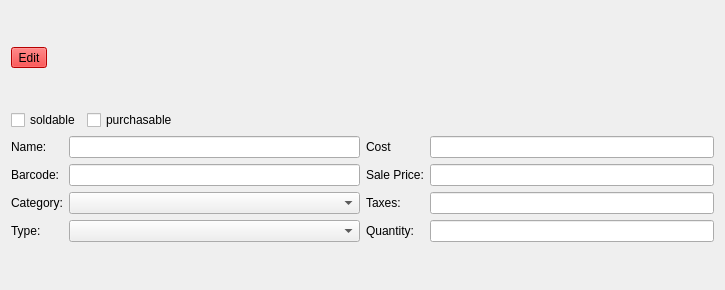
Qt form pos-fe/gui/dialogs/producteditdialog.ui (sadeqAlbana/Snono-ERP) before a commit.
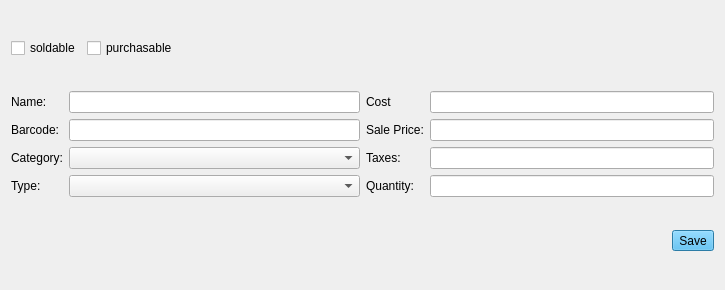
The same form after that commit.

Diff of the .ui file:
```diff
--- a/pos-fe/gui/dialogs/producteditdialog.ui
+++ b/pos-fe/gui/dialogs/producteditdialog.ui
@@ -11,23 +11,8 @@
    </rect>
   </property>
   <property name="windowTitle">
-   <string>Dialog</string>
+   <string>Edit Product</string>
   </property>
-  <layout class="QVBoxLayout" name="verticalLayout_2">
-   <item>
-    <widget class="QToolButton" name="toolButton">
-     <property name="styleSheet">
-      <string notr="true">background-color:red</string>
-     </property>
-     <property name="text">
-      <string>Edit</string>
-     </property>
-     <property name="checkable">
-      <bool>false</bool>
-     </property>
-    </widget>
-   </item>
-   <item>
     <layout class="QVBoxLayout" name="verticalLayout">
      <item>
       <layout class="QHBoxLayout" name="horizontalLayout_2">
@@ -61,7 +46,7 @@
       </layout>
      </item>
      <item>
-      <layout class="QHBoxLayout" name="horizontalLayout">
+    <layout class="QHBoxLayout" name="horizontalLayout_3">
        <item>
         <layout class="QGridLayout" name="gridLayout_2">
          <item row="1" column="0">
@@ -72,7 +57,7 @@
           </widget>
          </item>
          <item row="2" column="1">
-          <widget class="QComboBox" name="comboBox">
+        <widget class="QComboBox" name="categoryLE">
            <property name="sizePolicy">
             <sizepolicy hsizetype="Expanding" vsizetype="Fixed">
              <horstretch>0</horstretch>
@@ -89,10 +74,10 @@
           </widget>
          </item>
          <item row="0" column="1">
-          <widget class="QLineEdit" name="lineEdit"/>
+        <widget class="QLineEdit" name="nameLE"/>
          </item>
          <item row="4" column="1">
-          <widget class="QComboBox" name="comboBox_2">
+        <widget class="QComboBox" name="typeLE">
            <property name="sizePolicy">
             <sizepolicy hsizetype="Expanding" vsizetype="Fixed">
              <horstretch>0</horstretch>
@@ -109,7 +94,7 @@
           </widget>
          </item>
          <item row="1" column="1">
-          <widget class="QLineEdit" name="lineEdit_4"/>
+        <widget class="QLineEdit" name="barcodeLE"/>
          </item>
          <item row="4" column="0">
           <widget class="QLabel" name="label_7">
@@ -122,12 +107,6 @@
        </item>
        <item>
         <layout class="QGridLayout" name="gridLayout">
-         <item row="1" column="1">
-          <widget class="QLineEdit" name="lineEdit_2"/>
-         </item>
-         <item row="2" column="1">
-          <widget class="QLineEdit" name="lineEdit_5"/>
-         </item>
          <item row="4" column="0">
           <widget class="QLabel" name="label_8">
            <property name="text">
@@ -135,13 +114,6 @@
            </property>
           </widget>
          </item>
-         <item row="0" column="0">
-          <widget class="QLabel" name="label_3">
-           <property name="text">
-            <string>Cost</string>
-           </property>
-          </widget>
-         </item>
          <item row="2" column="0">
           <widget class="QLabel" name="label_6">
            <property name="text">
@@ -149,9 +121,6 @@
            </property>
           </widget>
          </item>
-         <item row="0" column="1">
-          <widget class="QLineEdit" name="lineEdit_3"/>
-         </item>
          <item row="1" column="0">
           <widget class="QLabel" name="label_2">
            <property name="text">
@@ -159,12 +128,56 @@
            </property>
           </widget>
          </item>
+       <item row="0" column="0">
+        <widget class="QLabel" name="label_3">
+         <property name="text">
+          <string>Cost</string>
+         </property>
+        </widget>
+       </item>
+       <item row="0" column="1">
+        <widget class="QLineEdit" name="costLE"/>
+       </item>
+       <item row="1" column="1">
+        <widget class="QLineEdit" name="sellPriceLE"/>
+       </item>
          <item row="4" column="1">
-          <widget class="QLineEdit" name="lineEdit_6"/>
-         </item>
+        <widget class="QLineEdit" name="quantityLE"/>
+       </item>
+       <item row="2" column="1">
+        <widget class="QLineEdit" name="taxesLE"/>
+       </item>
         </layout>
        </item>
       </layout>
+   </item>
+   <item>
+    <layout class="QHBoxLayout" name="horizontalLayout">
+     <item>
+      <spacer name="horizontalSpacer_2">
+       <property name="orientation">
+        <enum>Qt::Horizontal</enum>
+       </property>
+       <property name="sizeHint" stdset="0">
+        <size>
+         <width>37</width>
+         <height>17</height>
+        </size>
+       </property>
+      </spacer>
+     </item>
+     <item>
+      <widget class="QToolButton" name="saveButton">
+       <property name="styleSheet">
+        <string notr="true">background-color: rgb(61, 174, 233)</string>
+       </property>
+       <property name="text">
+        <string>Save</string>
+       </property>
+       <property name="checkable">
+        <bool>false</bool>
+       </property>
+      </widget>
      </item>
     </layout>
    </item>
```
Lines whose indentation alone changed are shown as unchanged.
